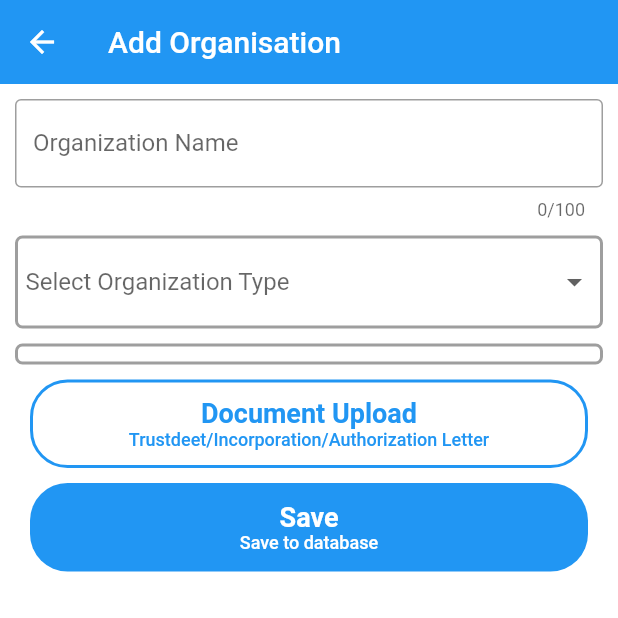
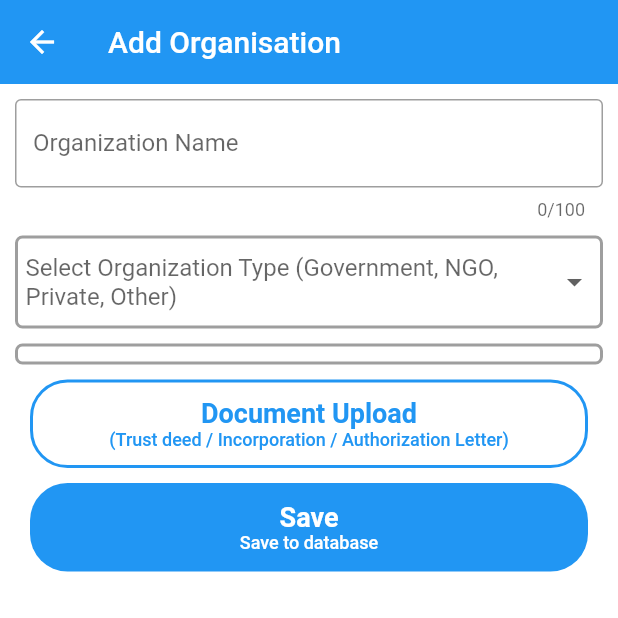
Before and after one commit to chennaitricolor/CEP-Main, a Flutter app: the Home screen opened by its route, item 4 of the bottom bar chosen, after a tap on "Add Organisation", on a phone screen of 412 x 824 dp, the top half of it. Run offline on Flutter 3.47's test engine with Material 2 defaults, Android fonts, the phone set to English and light mode, and no system bars; our stand-ins replace cloud_firestore, file_picker, firebase_auth, firebase_messaging, firebase_storage, location and 2 more; missing offline and left inert: flutter_webview_plugin; accounts and stored records are empty; Roboto replaces fonts that are missing (Raleway).

Commit message:
Languages - Dynamic Text Implemented

```diff
--- a/lib/routes/dashboard/allapps.dart
+++ b/lib/routes/dashboard/allapps.dart
@@ -1,5 +1,6 @@
 import 'package:flutter/material.dart';
 import 'package:cloud_firestore/cloud_firestore.dart';
+import 'package:namma_chennai/locale/all_translations.dart';
 import 'package:namma_chennai/model/apps.dart';
 import 'package:namma_chennai/model/user.dart';
 import 'package:namma_chennai/model/userapps.dart';
@@ -72,7 +73,7 @@ class AllAppsState extends State<AllApps> {
         backgroundColor: Colors.blueAccent,
         elevation: 0,
         centerTitle: false,
-        title: Text('All Apps'),
+        title: Text(allTranslations.text('translation_16')),
       ),
       body: !isLoading
           ? ListView.separated(
--- a/lib/routes/dashboard/home.dart
+++ b/lib/routes/dashboard/home.dart
@@ -1,4 +1,5 @@
 import 'package:flutter/material.dart';
+import 'package:namma_chennai/locale/all_translations.dart';
 import 'package:namma_chennai/routes/dashboard/allapps.dart';
 import 'package:namma_chennai/routes/dashboard/myapps.dart';
 import 'package:namma_chennai/routes/dashboard/profile.dart';
@@ -37,19 +38,19 @@ class HomeState extends State<Home> {
         items: [
           new BottomNavigationBarItem(
             icon: Icon(Icons.home),
-            title: Text('My Apps'),
+            title: Text(allTranslations.text('translation_14')),
           ),
           new BottomNavigationBarItem(
             icon: Icon(Icons.search),
-            title: Text('Search'),
+            title: Text(allTranslations.text('translation_15')),
           ),
           new BottomNavigationBarItem(
             icon: Icon(Icons.apps),
-            title: Text('All Apps'),
+            title: Text(allTranslations.text('translation_16')),
           ),
           new BottomNavigationBarItem(
               icon: Icon(Icons.person),
-              title: Text('Profile'),
+              title: Text(allTranslations.text('translation_17')),
           ),
         ],
       ),
--- a/lib/routes/dashboard/myapps.dart
+++ b/lib/routes/dashboard/myapps.dart
@@ -140,7 +140,7 @@ class MyAppsState extends State<MyApps> {
   }
 
   getAllMyApps() {
-    popupWidget.showLoading(context, "Loading");
+    popupWidget.showLoading(context, allTranslations.text('translation_40'));
     fireCollections.getUserAppsByUserId(userId).then((QuerySnapshot result) {
       List<DocumentSnapshot> docs = result.documents;
       for (DocumentSnapshot doc in docs) {
@@ -172,8 +172,6 @@ class MyAppsState extends State<MyApps> {
     });
   }
 
-
-
   @override
   Widget build(BuildContext context) {
     return Scaffold(
@@ -184,7 +182,7 @@ class MyAppsState extends State<MyApps> {
           elevation: 0,
           centerTitle: false,
           title: Text(
-              '${allTranslations.text('home_title')} ${currentUser == null ? '' : currentUser.userName}!'),
+              '${allTranslations.text('translation_7')} ${currentUser == null ? '' : currentUser.userName}!'),
         ),
         body: SingleChildScrollView(
           child: Column(
@@ -226,10 +224,14 @@ class MyAppsState extends State<MyApps> {
                               Padding(
                                 padding: EdgeInsets.all(10),
                               ),
-                              Text(
-                                "Corporation of Chennai \nwelcomes you!",
-                                style: TextStyle(
-                                    fontSize: 18, fontWeight: FontWeight.bold),
+                              Flexible(
+                                child: Text(
+                                    allTranslations.text('translation_8'),
+                                    softWrap: true,
+                                    style: TextStyle(
+                                        fontSize: 18,
+                                        fontWeight: FontWeight.bold),
+                                    textAlign: TextAlign.left),
                               )
                             ],
                           ),
@@ -285,7 +287,7 @@ class MyAppsState extends State<MyApps> {
                       crossAxisAlignment: CrossAxisAlignment.start,
                       children: <Widget>[
                         Text(
-                          "Updates & Notifications",
+                          allTranslations.text('translation_9'),
                           style: TextStyle(
                               fontWeight: FontWeight.bold, fontSize: 18.0),
                         ),
@@ -302,13 +304,13 @@ class MyAppsState extends State<MyApps> {
                               onTap: () {},
                               child: ListTile(
                                 title: Text(
-                                  'Have you paid your property tax yet?',
+                                  allTranslations.text('translation_10'),
                                   style: TextStyle(
                                     fontWeight: FontWeight.bold,
                                   ),
                                 ),
                                 subtitle: Text(
-                                    "The last dates for payment your property tax are March 31 and September 31, every year."),
+                                    allTranslations.text('translation_11')),
                                 trailing: Icon(Icons.keyboard_arrow_right),
                               ),
                             )),
@@ -327,7 +329,7 @@ class MyAppsState extends State<MyApps> {
                       children: <Widget>[
                         Container(
                           child: Text(
-                            "Your micro apps",
+                            allTranslations.text('translation_12'),
                             style: TextStyle(
                                 fontWeight: FontWeight.bold, fontSize: 18.0),
                           ),
@@ -398,7 +400,7 @@ class MyAppsState extends State<MyApps> {
                         children: <Widget>[
                           Flexible(
                             child: Text(
-                              "Featured micro apps",
+                              allTranslations.text('translation_13'),
                               style: TextStyle(
                                   fontWeight: FontWeight.bold, fontSize: 18.0),
                             ),
@@ -414,7 +416,7 @@ class MyAppsState extends State<MyApps> {
                                     navigationBar.onTap(2);
                                   },
                                   child: Text(
-                                    "view all",
+                                    allTranslations.text('translation_18'),
                                     style: TextStyle(
                                         color: Colors.blue, fontSize: 15.0),
                                   ),
--- a/lib/routes/dashboard/profile.dart
+++ b/lib/routes/dashboard/profile.dart
@@ -40,7 +40,7 @@ class ProfileState extends State<Profile> {
   renderObjects() {
     listW = [];
     listW.add(ListTile(
-      title: Text("Your Organisations"),
+      title: Text(allTranslations.text('translation_23')),
     ));
 
     for (Orgs org in currentOrgs) {
@@ -66,7 +66,7 @@ class ProfileState extends State<Profile> {
           onTap: () {
             showNGOForm();
           },
-          title: Text("Add Organisation"),
+          title: Text(allTranslations.text('translation_24')),
           trailing: Icon(Icons.add_box),
         ),
       ),
@@ -114,7 +114,7 @@ class ProfileState extends State<Profile> {
         backgroundColor: Colors.blue,
         elevation: 0,
         centerTitle: false,
-        title: Text('My Profile'),
+        title: Text(allTranslations.text('translation_21')),
       ),
       body: isLoaded
           ? SingleChildScrollView(
@@ -163,6 +163,7 @@ class ProfileState extends State<Profile> {
                                 setState(() {});
                                 languageCode = allTranslations.currentLanguage;
                                 Navigator.of(context).pop();
+                                refresh();
                               });
                               // streamController.add("English"+DateTime.now().toString());
                             },
@@ -201,14 +202,14 @@ class ProfileState extends State<Profile> {
                                       child: Column(
                                         children: <Widget>[
                                           Text(
-                                            'LOGOUT',
+                                            allTranslations.text('translation_5'),
                                             style: TextStyle(
                                                 color: Colors.white,
                                                 fontSize: 18.0,
                                                 fontWeight: FontWeight.bold),
                                           ),
                                           Text(
-                                            'This action logs you out',
+                                            allTranslations.text('translation_6'),
                                             style: TextStyle(
                                               color: Colors.white,
                                               fontSize: 12.0,
--- a/lib/routes/form/ngoform.dart
+++ b/lib/routes/form/ngoform.dart
@@ -5,6 +5,7 @@ import 'dart:async';
 import 'dart:math';
 import 'dart:typed_data';
 import 'package:cloud_firestore/cloud_firestore.dart';
+import 'package:namma_chennai/locale/all_translations.dart';
 import 'package:namma_chennai/model/orgs.dart';
 import 'package:namma_chennai/utils/shared_prefs.dart';
 import 'package:file_picker/file_picker.dart';
@@ -89,7 +90,7 @@ class NGOFormState extends State<NGOForm> {
           backgroundColor: Colors.blue,
           elevation: 0,
           centerTitle: false,
-          title: Text('Add Organisation'),
+          title: Text(allTranslations.text('translation_24')),
         ),
         body: SingleChildScrollView(
           child: Container(
@@ -108,7 +109,7 @@ class NGOFormState extends State<NGOForm> {
                         currentOrg.orgName = name;
                       },
                       decoration: InputDecoration(
-                        labelText: "Organization Name",
+                        labelText: allTranslations.text('translation_25'),
                         border: OutlineInputBorder(
                             borderSide: BorderSide(color: Colors.teal)),
                       ),
@@ -134,7 +135,7 @@ class NGOFormState extends State<NGOForm> {
                     child: DropdownButtonHideUnderline(
                       child: DropdownButton<OrgType>(
                         isExpanded: true,
-                        hint: Text("Select Organization Type"),
+                        hint: Text(allTranslations.text('translation_26')),
                         items: <OrgType>[
                           OrgType.GOVERNMENT,
                           OrgType.NGO,
@@ -201,14 +202,14 @@ class NGOFormState extends State<NGOForm> {
                             child: Column(
                               children: <Widget>[
                                 Text(
-                                  'Document Upload',
+                                  allTranslations.text('translation_27'),
                                   style: TextStyle(
                                       color: Colors.blue,
                                       fontSize: 18.0,
                                       fontWeight: FontWeight.bold),
                                 ),
                                 Text(
-                                  'Trustdeet/Incorporation/Authorization Letter',
+                                  allTranslations.text('translation_43'),
                                   style: TextStyle(
                                     color: Colors.blue,
                                     fontSize: 12.0,
@@ -235,14 +236,14 @@ class NGOFormState extends State<NGOForm> {
                             child: Column(
                               children: <Widget>[
                                 Text(
-                                  'Save',
+                                  allTranslations.text('translation_28'),
                                   style: TextStyle(
                                       color: Colors.white,
                                       fontSize: 18.0,
                                       fontWeight: FontWeight.bold),
                                 ),
                                 Text(
-                                  'Save to database',
+                                  allTranslations.text('translation_29'),
                                   style: TextStyle(
                                     color: Colors.white,
                                     fontSize: 12.0,
--- a/lib/utils/operations.dart
+++ b/lib/utils/operations.dart
@@ -144,7 +144,7 @@ class Operations {
                             child: Column(
                               children: <Widget>[
                                 Text(
-                                  'Install',
+                                  allTranslations.text('translation_41'),
                                   style: TextStyle(
                                       color: Colors.white,
                                       fontSize: 18.0,
```
Also changed, not shown: assets/locale/lang_en.json (+47 -3 lines), assets/locale/lang_ta.json (+48 -4 lines), assets/locale/lang_tn.json (+48 -4 lines), lib/routes/dashboard/search.dart (+5 -4 lines), lib/routes/form/userform.dart (+12 -11 lines), lib/routes/splash/splash.dart (+15 -19 lines).
